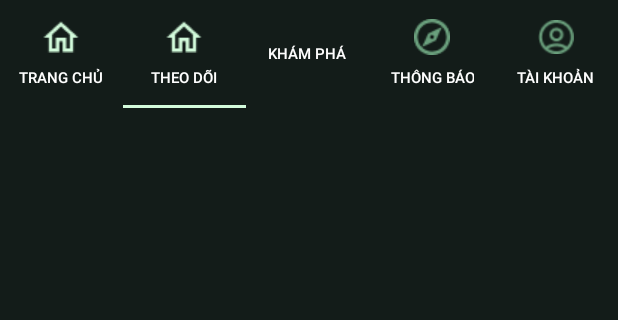
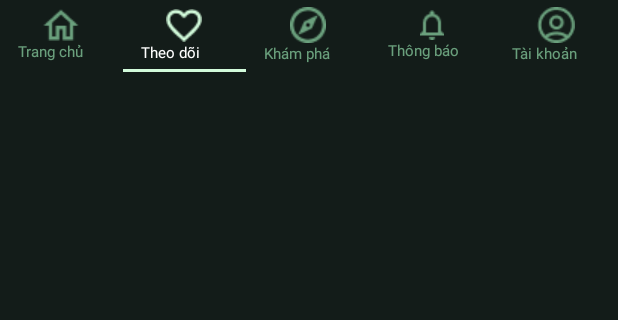
Before and after one commit to Leo-TheCoder/VFundApp, an Android app: the screen it shows after launch (HomeActivity), tab 2 chosen, on a phone screen of 412 x 824 dp, the part 90-410 px from its top. Run offline under Robolectric (Android 15) with nearby library versions, the phone set to English and light mode, and no system bars.

Commit message:
Fix Tab Home Activity

```diff
--- a/src/VFundClient/app/src/main/java/com/example/android/vfund/controller/HomeController/HomeActivity.java
+++ b/src/VFundClient/app/src/main/java/com/example/android/vfund/controller/HomeController/HomeActivity.java
@@ -4,7 +4,12 @@ import androidx.annotation.NonNull;
 import androidx.appcompat.app.AppCompatActivity;
 import androidx.viewpager2.widget.ViewPager2;
 
+import android.graphics.Color;
+import android.media.Image;
 import android.os.Bundle;
+import android.provider.ContactsContract;
+import android.view.View;
+import android.widget.ImageView;
 import android.widget.TextView;
 
 import com.example.android.vfund.R;
@@ -17,6 +22,13 @@ public class HomeActivity extends AppCompatActivity {
 
     ViewPager2 viewPager;
     TextView txtAddEvent;
+    private TextView txtCustomTab;
+    private ImageView imgCustomTab;
+    int[] customImagesTab = {R.drawable.home_icon, R.drawable.follow_icon,
+            R.drawable.explore_icon, R.drawable.notify_icon, R.drawable.account_icon};
+    String[] customTextTab = {"Trang chủ", "Theo dõi", "Khám phá", "Thông báo", "Tài khoản"};
+    int[] customImagesTabSelected = {R.drawable.home_icon_selected, R.drawable.follow_icon_selected,
+            R.drawable.explore_icon_selected, R.drawable.notify_icon_selected, R.drawable.account_icon_selected};
 
     private HomeViewPagerAdapter homeViewPagerAdapter;
     private int numOfTab = 5;
@@ -45,75 +57,40 @@ public class HomeActivity extends AppCompatActivity {
         new TabLayoutMediator(tabLayout, viewPager, new TabLayoutMediator.TabConfigurationStrategy() {
             @Override
             public void onConfigureTab(@NonNull TabLayout.Tab tab, int position) {
-                switch (position){
-                    case 0:
-                        tab.setText("Trang chủ");
-                        tab.setIcon(R.drawable.ic_outline_home_24);
-                        break;
-                    case 1:
-                        tab.setText("Theo dõi");
-
-                        if(tab.isSelected()){
-                            tab.setIcon(R.drawable.follow_icon_selected);
-                        }
-                        else {
-                            tab.setIcon(R.drawable.follow_icon);
-                        }
-                        break;
-                    case 2:
-                        tab.setText("Khám phá");
-                        if(tab.isSelected()){
-                            tab.setIcon(R.drawable.explore_icon_selected);
-                        }
-                        else {
-
-                        }
-                        break;
-                    case 3:
-                        tab.setText("Thông báo");
-                        tab.setIcon(R.drawable.notify_icon);
-                        if(tab.isSelected()){
-                            tab.setIcon(R.drawable.notify_icon_selected);
-                        }
-                        else {
-                            tab.setIcon(R.drawable.explore_icon);
-                        }
-                        break;
-                    case 4:
-                        tab.setText("Tài khoản");
-                        if(tab.isSelected()){
-                            tab.setIcon(R.drawable.account_icon_selected);
-                        }
-                        else {
-                            tab.setIcon(R.drawable.account_icon);
-                        }
-                        break;
-                    default:
-                        break;
-                }
+                View v = getLayoutInflater().inflate(R.layout.custom_tab, null);
+                txtCustomTab = (TextView)v.findViewById(R.id.txtCustomTab);
+                imgCustomTab = (ImageView)v.findViewById(R.id.imgCustomTab);
+                txtCustomTab.setText(customTextTab[position]);
+                imgCustomTab.setImageResource(customImagesTab[position]);
+                tab.setCustomView(v);
             }
         }).attach();
-        tabLayout.addOnTabSelectedListener(new TabLayout.OnTabSelectedListener() {
-            @Override
-            public void onTabSelected(TabLayout.Tab tab) {
-
-            }
-
-            @Override
-            public void onTabUnselected(TabLayout.Tab tab) {
-
-            }
-
-            @Override
-            public void onTabReselected(TabLayout.Tab tab) {
-
-            }
-        });
         viewPager.registerOnPageChangeCallback(new ViewPager2.OnPageChangeCallback() {
             @Override
             public void onPageSelected(int position) {
                 super.onPageSelected(position);
-                tabLayout.getTabAt(position).setIcon(R.drawable.home_icon_selected);
+                View selectedView = tabLayout.getTabAt(position).getCustomView();
+                txtCustomTab = (TextView)selectedView.findViewById(R.id.txtCustomTab);
+                imgCustomTab = (ImageView)selectedView.findViewById(R.id.imgCustomTab);
+                txtCustomTab.setText(customTextTab[position]);
+                txtCustomTab.setTextColor(Color.WHITE);
+                imgCustomTab.setImageResource(customImagesTabSelected[position]);
+                tabLayout.getTabAt(position).setCustomView(selectedView);
+
+                for(int i = 0; i < tabLayout.getTabCount(); i++){
+                    if(i == position){
+                        continue;
+                    }
+                    else {
+                        View v = tabLayout.getTabAt(i).getCustomView();
+                        txtCustomTab = (TextView)v.findViewById(R.id.txtCustomTab);
+                        imgCustomTab = (ImageView)v.findViewById(R.id.imgCustomTab);
+                        txtCustomTab.setText(customTextTab[i]);
+                        txtCustomTab.setTextColor(Color.parseColor("#99A5F8C0"));
+                        imgCustomTab.setImageResource(customImagesTab[i]);
+                        tabLayout.getTabAt(i).setCustomView(v);
+                    }
+                }
             }
         });
     }
--- /dev/null
+++ b/src/VFundClient/app/src/main/res/layout/custom_tab.xml
@@ -0,0 +1,21 @@
+<?xml version="1.0" encoding="utf-8"?>
+<LinearLayout
+    xmlns:android="http://schemas.android.com/apk/res/android"
+    android:layout_width="wrap_content"
+    android:layout_height="wrap_content"
+    android:orientation="vertical">
+    <ImageView
+        android:id="@+id/imgCustomTab"
+        android:layout_width="wrap_content"
+        android:layout_height="wrap_content"
+        android:src="@drawable/home_icon"
+        android:layout_gravity="center"/>
+    <TextView
+        android:id="@+id/txtCustomTab"
+        android:layout_width="wrap_content"
+        android:layout_height="wrap_content"
+        android:text="Trang chủ"
+        android:textSize="10sp"
+        android:textColor="#99A5F8C0"/>
+
+</LinearLayout>
```
